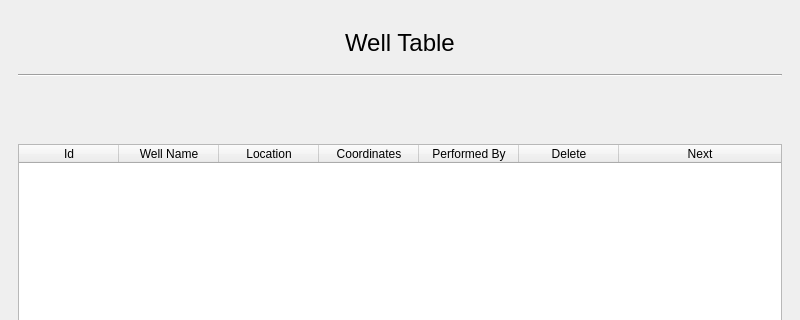
First picture: the form in well_table.ui, repository dhairyashil-G/CGWB-Desktop-App, before the edit; both pictures show x 0 to 800 and y 0 to 320 of the 800 by 600 pixel window.
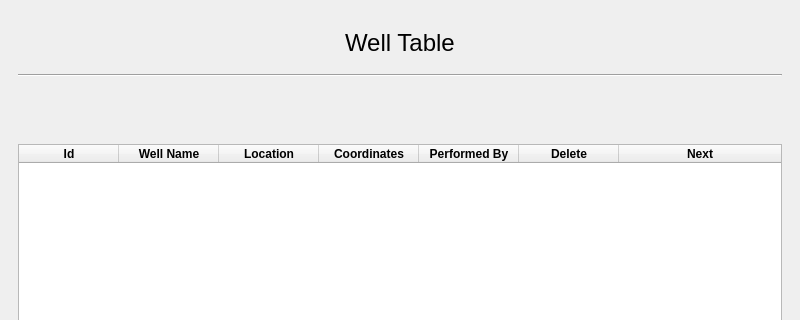
Second picture: the form after the edit.

Commit message: Table headings bold

```diff
--- a/well_table.ui
+++ b/well_table.ui
@@ -100,36 +100,78 @@
           <property name="text">
            <string>Id</string>
           </property>
+          <property name="font">
+           <font>
+            <weight>75</weight>
+            <bold>true</bold>
+           </font>
+          </property>
          </column>
          <column>
           <property name="text">
            <string>Well Name</string>
           </property>
+          <property name="font">
+           <font>
+            <weight>75</weight>
+            <bold>true</bold>
+           </font>
+          </property>
          </column>
          <column>
           <property name="text">
            <string>Location</string>
           </property>
+          <property name="font">
+           <font>
+            <weight>75</weight>
+            <bold>true</bold>
+           </font>
+          </property>
          </column>
          <column>
           <property name="text">
            <string>Coordinates</string>
           </property>
+          <property name="font">
+           <font>
+            <weight>75</weight>
+            <bold>true</bold>
+           </font>
+          </property>
          </column>
          <column>
           <property name="text">
            <string>Performed By</string>
           </property>
+          <property name="font">
+           <font>
+            <weight>75</weight>
+            <bold>true</bold>
+           </font>
+          </property>
          </column>
          <column>
           <property name="text">
            <string>Delete</string>
           </property>
+          <property name="font">
+           <font>
+            <weight>75</weight>
+            <bold>true</bold>
+           </font>
+          </property>
          </column>
          <column>
           <property name="text">
            <string>Next</string>
           </property>
+          <property name="font">
+           <font>
+            <weight>75</weight>
+            <bold>true</bold>
+           </font>
+          </property>
          </column>
         </widget>
        </item>
```
